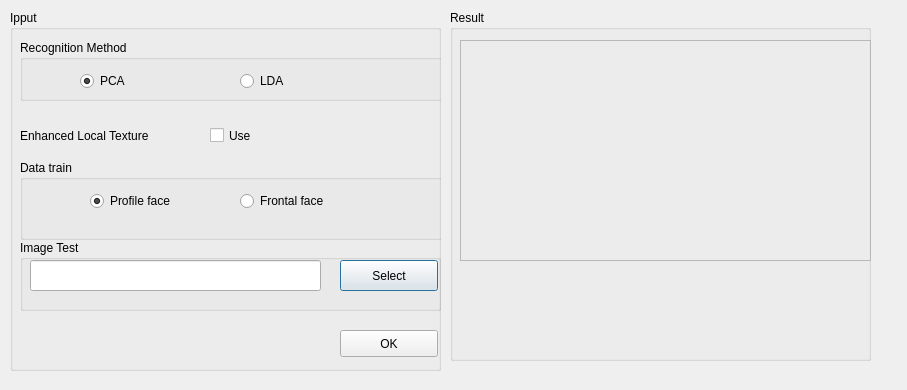
First picture: the form in mainscreen.ui, repository tabk30/FaceRecognition, before the edit.
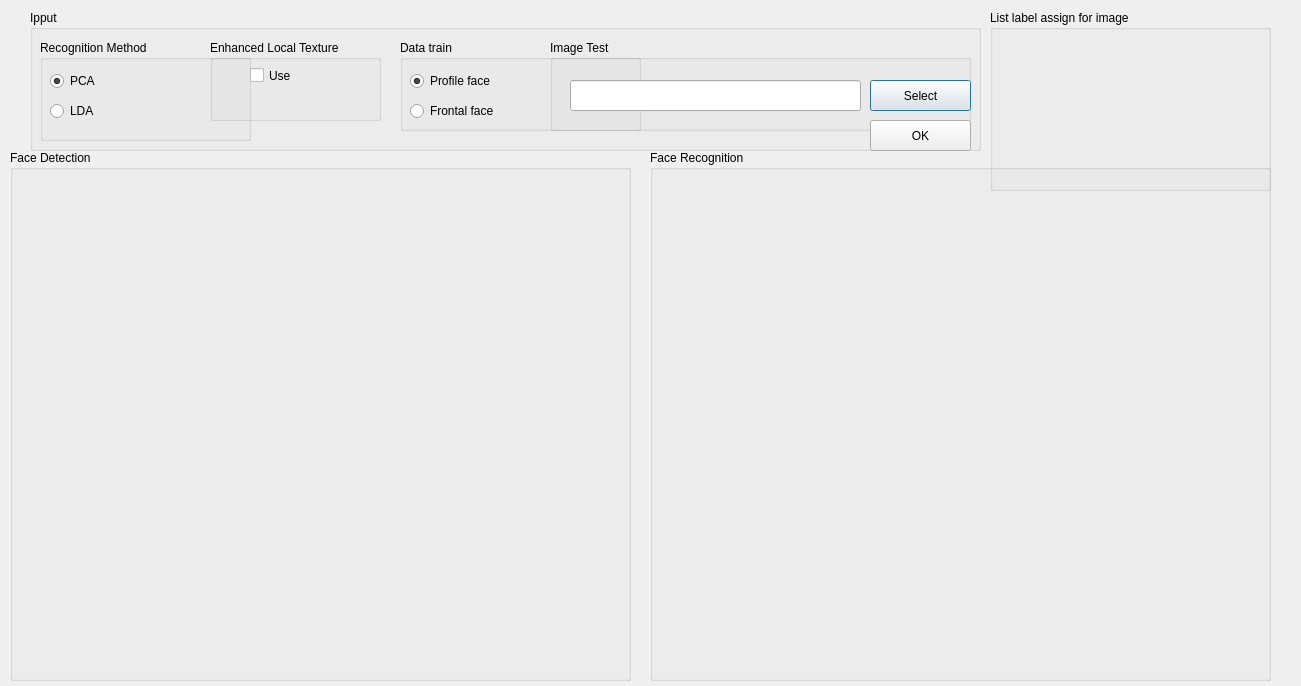
Second picture: the form after the edit.

Patch:
```diff
--- a/mainscreen.ui
+++ b/mainscreen.ui
@@ -6,8 +6,8 @@
    <rect>
     <x>0</x>
     <y>0</y>
-    <width>907</width>
-    <height>390</height>
+    <width>1301</width>
+    <height>686</height>
    </rect>
   </property>
   <property name="windowTitle">
@@ -16,10 +16,10 @@
   <widget class="QGroupBox" name="Input">
    <property name="geometry">
     <rect>
-     <x>10</x>
+     <x>30</x>
      <y>10</y>
-     <width>431</width>
-     <height>361</height>
+     <width>951</width>
+     <height>141</height>
     </rect>
    </property>
    <property name="title">
@@ -39,8 +39,8 @@
      <rect>
       <x>10</x>
       <y>30</y>
-      <width>441</width>
-      <height>61</height>
+      <width>211</width>
+      <height>101</height>
      </rect>
     </property>
     <property name="title">
@@ -49,7 +49,7 @@
     <widget class="QRadioButton" name="pca">
      <property name="geometry">
       <rect>
-       <x>60</x>
+       <x>10</x>
        <y>30</y>
        <width>91</width>
        <height>22</height>
@@ -65,8 +65,8 @@
     <widget class="QRadioButton" name="lda">
      <property name="geometry">
       <rect>
-       <x>220</x>
-       <y>30</y>
+       <x>10</x>
+       <y>60</y>
        <width>116</width>
        <height>22</height>
       </rect>
@@ -79,39 +79,13 @@
      </property>
     </widget>
    </widget>
-   <widget class="QLabel" name="label">
-    <property name="geometry">
-     <rect>
-      <x>10</x>
-      <y>110</y>
-      <width>171</width>
-      <height>31</height>
-     </rect>
-    </property>
-    <property name="text">
-     <string>Enhanced Local Texture </string>
-    </property>
-   </widget>
-   <widget class="QCheckBox" name="use_ELT">
-    <property name="geometry">
-     <rect>
-      <x>200</x>
-      <y>110</y>
-      <width>97</width>
-      <height>31</height>
-     </rect>
-    </property>
-    <property name="text">
-     <string>Use</string>
-    </property>
-   </widget>
    <widget class="QGroupBox" name="groupBox">
     <property name="geometry">
      <rect>
-      <x>10</x>
-      <y>150</y>
-      <width>441</width>
-      <height>80</height>
+      <x>370</x>
+      <y>30</y>
+      <width>241</width>
+      <height>91</height>
      </rect>
     </property>
     <property name="title">
@@ -120,7 +94,7 @@
     <widget class="QRadioButton" name="profile_face">
      <property name="geometry">
       <rect>
-       <x>70</x>
+       <x>10</x>
        <y>30</y>
        <width>116</width>
        <height>22</height>
@@ -136,8 +110,8 @@
     <widget class="QRadioButton" name="fronta_face">
      <property name="geometry">
       <rect>
-       <x>220</x>
-       <y>30</y>
+       <x>10</x>
+       <y>60</y>
        <width>116</width>
        <height>22</height>
       </rect>
@@ -147,13 +121,39 @@
      </property>
     </widget>
    </widget>
+   <widget class="QGroupBox" name="groupBox_3">
+    <property name="geometry">
+     <rect>
+      <x>180</x>
+      <y>30</y>
+      <width>171</width>
+      <height>81</height>
+     </rect>
+    </property>
+    <property name="title">
+     <string>Enhanced Local Texture </string>
+    </property>
+    <widget class="QCheckBox" name="use_ELT">
+     <property name="geometry">
+      <rect>
+       <x>40</x>
+       <y>20</y>
+       <width>97</width>
+       <height>31</height>
+      </rect>
+     </property>
+     <property name="text">
+      <string>Use</string>
+     </property>
+    </widget>
+   </widget>
    <widget class="QGroupBox" name="groupBox_2">
     <property name="geometry">
      <rect>
-      <x>10</x>
-      <y>230</y>
+      <x>520</x>
+      <y>30</y>
       <width>421</width>
-      <height>71</height>
+      <height>91</height>
      </rect>
     </property>
     <property name="title">
@@ -162,8 +162,8 @@
     <widget class="QLineEdit" name="path">
      <property name="geometry">
       <rect>
-       <x>10</x>
-       <y>20</y>
+       <x>20</x>
+       <y>40</y>
        <width>291</width>
        <height>31</height>
       </rect>
@@ -173,8 +173,8 @@
      <property name="geometry">
       <rect>
        <x>320</x>
-       <y>20</y>
-       <width>98</width>
+       <y>40</y>
+       <width>101</width>
        <height>31</height>
       </rect>
      </property>
@@ -186,10 +186,10 @@
    <widget class="QPushButton" name="OK">
     <property name="geometry">
      <rect>
-      <x>330</x>
-      <y>320</y>
-      <width>98</width>
-      <height>27</height>
+      <x>840</x>
+      <y>110</y>
+      <width>101</width>
+      <height>31</height>
      </rect>
     </property>
     <property name="text">
@@ -200,42 +200,83 @@
   <widget class="QGroupBox" name="ReSult">
    <property name="geometry">
     <rect>
-     <x>450</x>
+     <x>10</x>
+     <y>150</y>
+     <width>621</width>
+     <height>531</height>
+    </rect>
+   </property>
+   <property name="title">
+    <string>Face Detection</string>
+   </property>
+   <widget class="QLabel" name="Face_Detect">
+    <property name="geometry">
+     <rect>
+      <x>10</x>
+      <y>30</y>
+      <width>591</width>
+      <height>481</height>
+     </rect>
+    </property>
+    <property name="text">
+     <string/>
+    </property>
+   </widget>
+  </widget>
+  <widget class="QGroupBox" name="Face_recognjtion">
+   <property name="geometry">
+    <rect>
+     <x>650</x>
+     <y>150</y>
+     <width>621</width>
+     <height>531</height>
+    </rect>
+   </property>
+   <property name="title">
+    <string>Face Recognition</string>
+   </property>
+   <widget class="QLabel" name="FaceRecognition">
+    <property name="geometry">
+     <rect>
+      <x>10</x>
+      <y>30</y>
+      <width>591</width>
+      <height>481</height>
+     </rect>
+    </property>
+    <property name="text">
+     <string/>
+    </property>
+   </widget>
+  </widget>
+  <widget class="QGroupBox" name="groupBox_4">
+   <property name="geometry">
+    <rect>
+     <x>990</x>
      <y>10</y>
-     <width>421</width>
-     <height>351</height>
+     <width>281</width>
+     <height>181</height>
     </rect>
    </property>
    <property name="title">
-    <string>Result</string>
+    <string>List label assign for image</string>
    </property>
-   <widget class="QFrame" name="frame">
+   <widget class="QLabel" name="FR_Result">
     <property name="geometry">
      <rect>
-      <x>10</x>
+      <x>20</x>
       <y>30</y>
-      <width>411</width>
-      <height>221</height>
+      <width>251</width>
+      <height>151</height>
      </rect>
     </property>
-    <property name="frameShape">
-     <enum>QFrame::StyledPanel</enum>
+    <property name="midLineWidth">
+     <number>1</number>
     </property>
-    <property name="frameShadow">
-     <enum>QFrame::Raised</enum>
+    <property name="text">
+     <string/>
     </property>
    </widget>
-   <widget class="QWidget" name="horizontalLayoutWidget">
-    <property name="geometry">
-     <rect>
-      <x>10</x>
-      <y>260</y>
-      <width>411</width>
-      <height>80</height>
-     </rect>
-    </property>
-    <layout class="QHBoxLayout" name="horizontalLayout"/>
-   </widget>
   </widget>
  </widget>
  <resources/>
```
